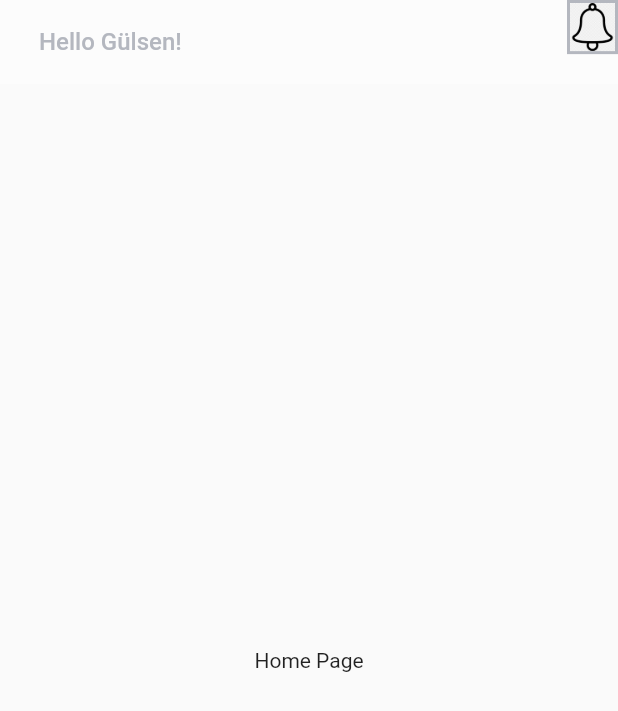
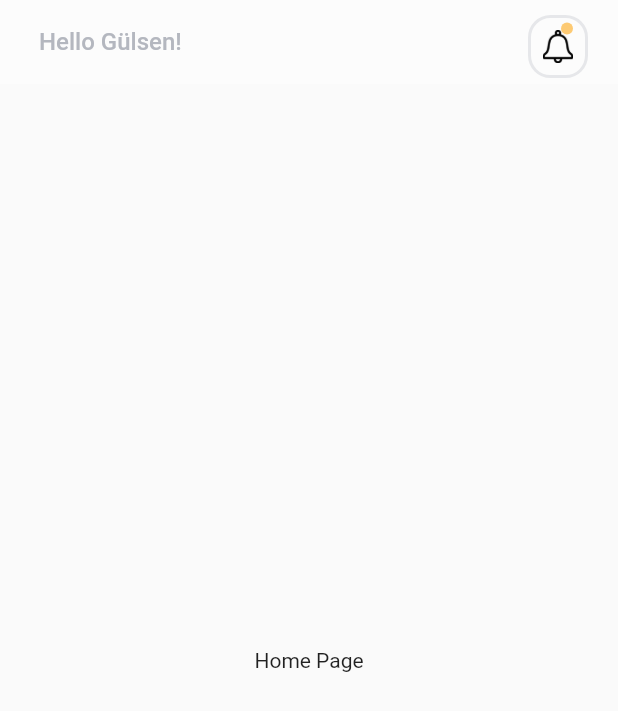
Before and after one commit to gulsenkeskin/course_app, a Flutter app: the screen it shows after launch, on a phone screen of 412 x 824 dp. Shown: the top 711 px of the screen. Run offline on Flutter 3.47's test engine with Material 2 defaults, Android fonts, the phone set to English and light mode, and no system bars.

Commit message:
notification icon update

```diff
--- a/lib/screens/home/home.dart
+++ b/lib/screens/home/home.dart
@@ -7,7 +7,15 @@ class HomePage extends StatelessWidget {
   @override
   Widget build(BuildContext context) {
     return Scaffold(
-      appBar: AppBar(
+      appBar: _buildAppBar(),
+      body: Center(
+        child: Text("Home Page"),
+      ),
+    );
+  }
+
+  AppBar _buildAppBar() {
+    return AppBar(
       backgroundColor: kBackround,
       elevation: 0,
       centerTitle: false,
@@ -22,19 +30,29 @@ class HomePage extends StatelessWidget {
         Stack(
           children: [
             Container(
+              margin: EdgeInsets.only(top: 10, right: 20),
+              padding: EdgeInsets.all(8),
               decoration: BoxDecoration(
-                      border: Border.all(color: kFontLight, width: 2)),
+                  border:
+                      Border.all(color: kFontLight.withOpacity(0.3), width: 2),
+                  borderRadius: BorderRadius.circular(15)),
               child: Image.asset(
                 'assets/icons/notification.png',
-                    width: 30,
-                  ))
+                width: 20,
+              ),
+            ),
+            Positioned(
+              top: 15,
+              right: 30,
+              child: Container(
+                height: 8,
+                width: 8,
+                decoration: BoxDecoration(color: kAccent, shape: BoxShape.circle),
+              ),
+            )
           ],
         )
       ],
-      ),
-      body: Center(
-        child: Text("Home Page"),
-      ),
     );
   }
 }
```
Also changed, not shown: assets/icons/notification.png. Lines whose indentation alone changed are shown as unchanged.
